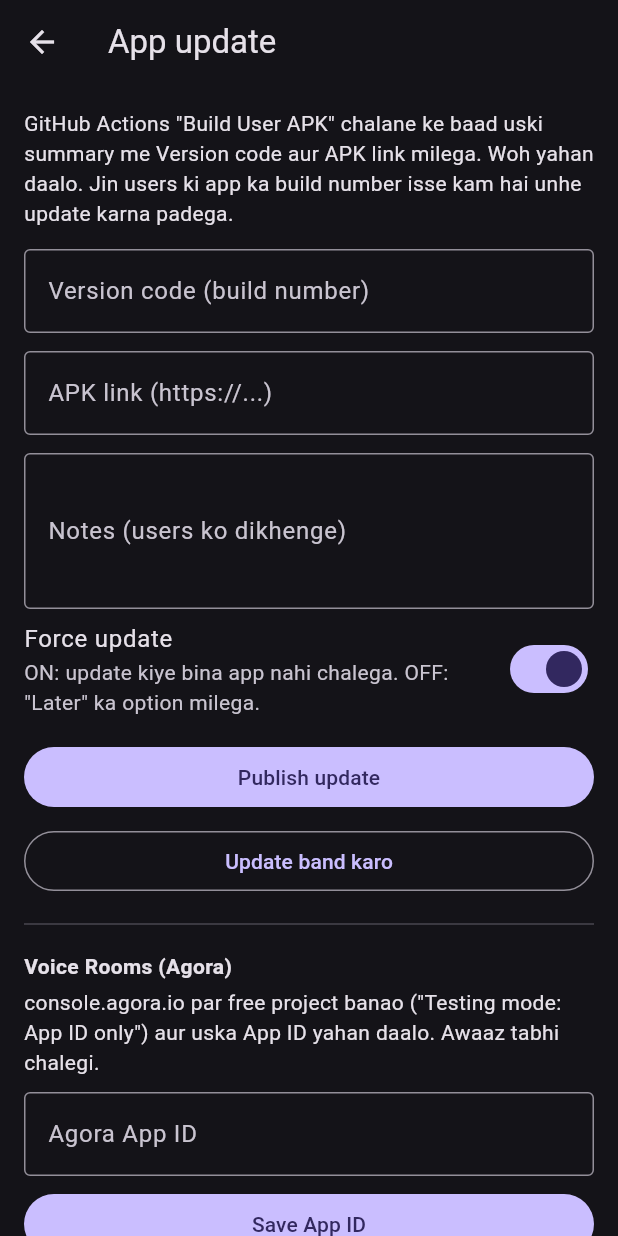
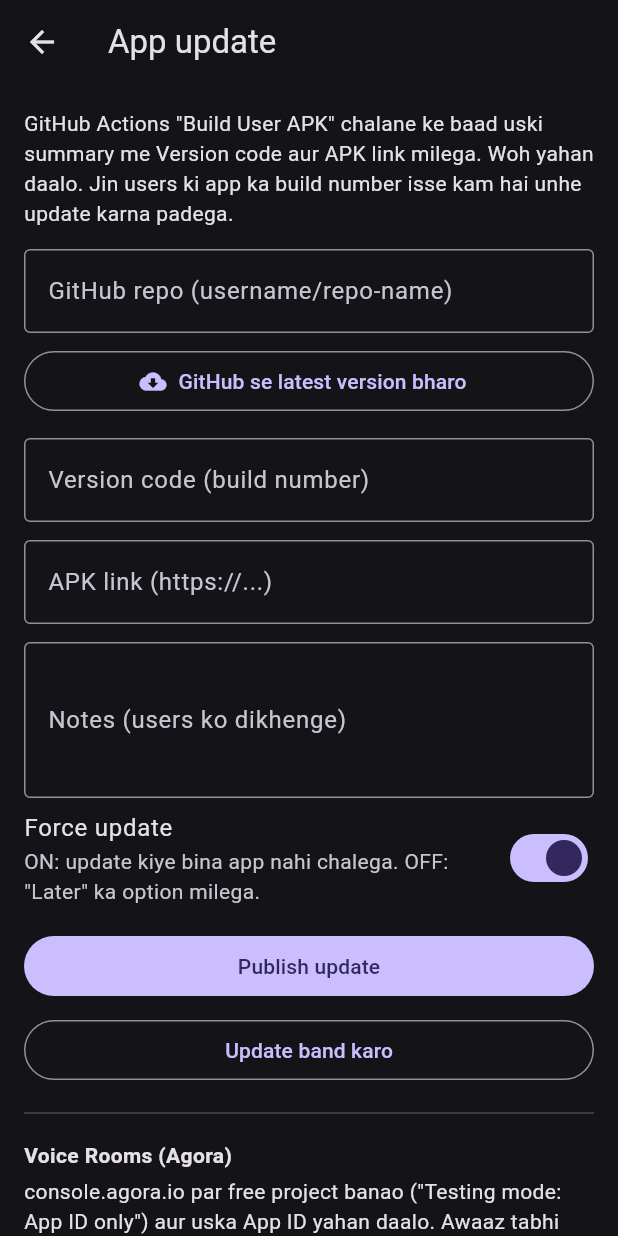
Before and after one commit to angryhunter25-dev/ONYX-STUDY-, a Flutter app: the UpdatePage screen opened directly, on a phone screen of 412 x 824 dp. Run offline on Flutter 3.47's test engine with Material 3 defaults, Android fonts, the phone set to English and light mode, and no system bars; our stand-ins replace audioplayers, file_picker, firebase_auth, firebase_core, firebase_database, firebase_storage and 6 more; missing offline and left inert: agora_rtc_engine, webview_flutter_android; accounts and stored records are empty.

Commit message:
Unzip owner_app.zip

```diff
--- a/owner_app/lib/update_page.dart
+++ b/owner_app/lib/update_page.dart
@@ -1,3 +1,6 @@
+import 'dart:convert';
+import 'dart:io';
+
 import 'package:flutter/material.dart';
 
 import 'main.dart';
@@ -15,12 +18,22 @@ class _UpdatePageState extends State<UpdatePage> {
   final url = TextEditingController();
   final notes = TextEditingController();
   final agora = TextEditingController();
+  final repo = TextEditingController();
+  int? liveCode; // version users currently get
   bool force = true;
   bool busy = false;
 
   @override
   void initState() {
     super.initState();
+    db.ref('appConfig/githubRepo').get().then((s) {
+      if (s.value != null && mounted) setState(() => repo.text = '${s.value}');
+    }).catchError((_) {});
+    db.ref('appConfig/update/versionCode').get().then((s) {
+      if (s.value != null && mounted) {
+        setState(() => liveCode = int.tryParse('${s.value}'));
+      }
+    }).catchError((_) {});
     db.ref('appConfig/agoraAppId').get().then((s) {
       if (s.value != null && mounted) setState(() => agora.text = '${s.value}');
     }).catchError((_) {});
@@ -46,6 +59,7 @@ class _UpdatePageState extends State<UpdatePage> {
     }
     setState(() => busy = true);
     try {
+      setState(() => liveCode = n);
       await db.ref('appConfig/update').set({
         'versionCode': n,
         'apkUrl': u,
@@ -55,6 +69,47 @@ class _UpdatePageState extends State<UpdatePage> {
       if (mounted) toast(context, 'Update publish ho gaya');
     } catch (e) {
       if (mounted) toast(context, 'Error: $e');
+    }
+    if (mounted) setState(() => busy = false);
+  }
+
+  /// Reads the newest GitHub Release (made by "Build User APK") and fills
+  /// version code + APK link automatically.
+  Future<void> fromGithub() async {
+    final r = repo.text.trim().replaceAll('https://github.com/', '');
+    if (!RegExp(r'^[\w.-]+/[\w.-]+$').hasMatch(r)) {
+      return toast(context, 'GitHub repo aise likho: username/repo-name');
+    }
+    setState(() => busy = true);
+    try {
+      final c = HttpClient();
+      final req = await c.getUrl(
+          Uri.parse('https://api.github.com/repos/$r/releases/latest'));
+      req.headers.set('User-Agent', 'onyx-owner');
+      final res = await req.close();
+      final body = await res.transform(utf8.decoder).join();
+      c.close();
+      if (res.statusCode != 200) {
+        throw 'GitHub ne ${res.statusCode} diya (repo Public hai? naam sahi hai?)';
+      }
+      final j = jsonDecode(body) as Map;
+      final tag = '${j['tag_name'] ?? ''}'.replaceAll(RegExp(r'[^0-9]'), '');
+      String link = '';
+      for (final a in (j['assets'] as List? ?? [])) {
+        final n = '${a['name']}';
+        if (n.endsWith('.apk')) link = '${a['browser_download_url']}';
+      }
+      if (tag.isEmpty || link.isEmpty) throw 'Release me APK nahi mili';
+      await db.ref('appConfig/githubRepo').set(r);
+      if (mounted) {
+        setState(() {
+          code.text = tag;
+          url.text = link;
+        });
+        toast(context, 'Version $tag mil gaya. Ab Publish dabao.');
+      }
+    } catch (e) {
+      if (mounted) toast(context, '$e');
     }
     if (mounted) setState(() => busy = false);
   }
@@ -95,6 +150,26 @@ class _UpdatePageState extends State<UpdatePage> {
                 'GitHub Actions "Build User APK" chalane ke baad uski summary me '
                 'Version code aur APK link milega. Woh yahan daalo. Jin users ki '
                 'app ka build number isse kam hai unhe update karna padega.'),
+            if (liveCode != null)
+              Card(
+                child: ListTile(
+                  leading: const Icon(Icons.system_update),
+                  title: Text('Abhi live version: $liveCode'),
+                  subtitle: const Text('Isse purani app wale users ko update dikhega'),
+                ),
+              ),
+            const SizedBox(height: 14),
+            TextField(
+              controller: repo,
+              decoration: const InputDecoration(
+                  labelText: 'GitHub repo (username/repo-name)',
+                  border: OutlineInputBorder()),
+            ),
+            const SizedBox(height: 8),
+            OutlinedButton.icon(
+                onPressed: busy ? null : fromGithub,
+                icon: const Icon(Icons.cloud_download),
+                label: const Text('GitHub se latest version bharo')),
             const SizedBox(height: 14),
             TextField(
               controller: code,
```
Also changed, not shown: 1 other file.
